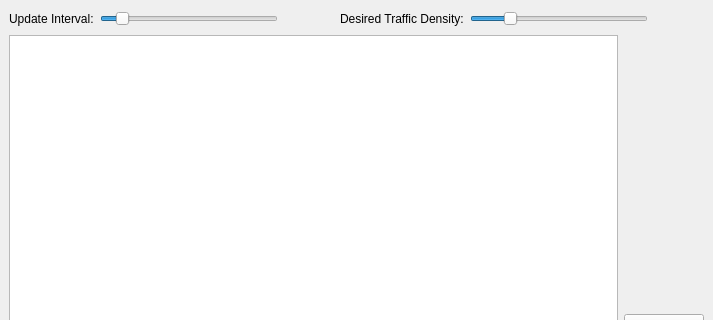
This is mainwindow.ui in dutchgold92/TrafficSim-cuda as Qt 5 draws it before an edit; both pictures show x 0 to 713 and y 0 to 320 of the 713 by 700 pixel window. The edited form follows.
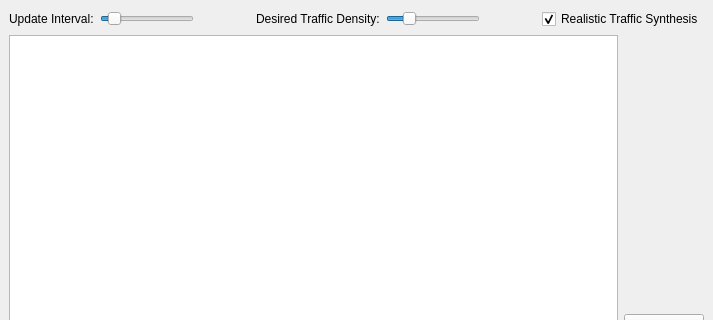
This is the edited form.

```diff
--- a/mainwindow.ui
+++ b/mainwindow.ui
@@ -119,6 +119,16 @@
         </property>
        </widget>
       </item>
+      <item>
+       <widget class="QCheckBox" name="realisticTrafficSynthesisInput">
+        <property name="text">
+         <string>Realistic Traffic Synthesis</string>
+        </property>
+        <property name="checked">
+         <bool>true</bool>
+        </property>
+       </widget>
+      </item>
      </layout>
     </item>
     <item>
```
Left out of the diff: 2 changed lines with no effect on the pictures.
